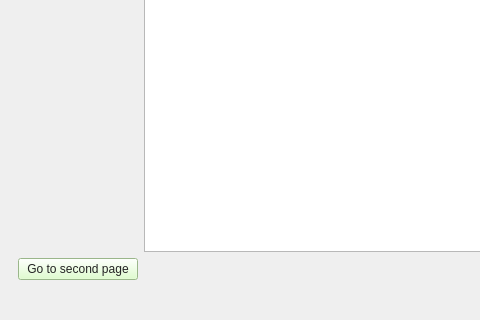
This is mainwindow.ui in DreaMTH/DataAnalysis as Qt 5 draws it before an edit; both pictures show x 0 to 480 and y 400 to 720 of the 1280 by 720 pixel window. The edited form follows.
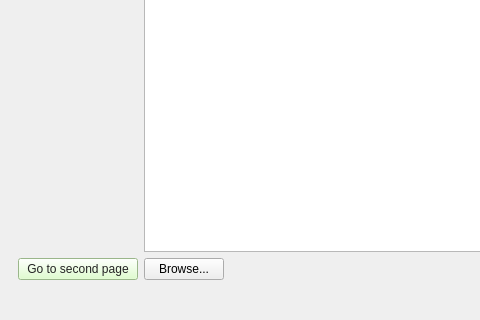
This is the edited form.

The edit to the form file:
```diff
--- a/mainwindow.ui
+++ b/mainwindow.ui
@@ -138,6 +138,13 @@
             </property>
            </spacer>
           </item>
+          <item row="3" column="1">
+           <widget class="QPushButton" name="pushButton_2">
+            <property name="text">
+             <string>Browse...</string>
+            </property>
+           </widget>
+          </item>
          </layout>
         </widget>
         <widget class="QWidget" name="page_2"/>
```
